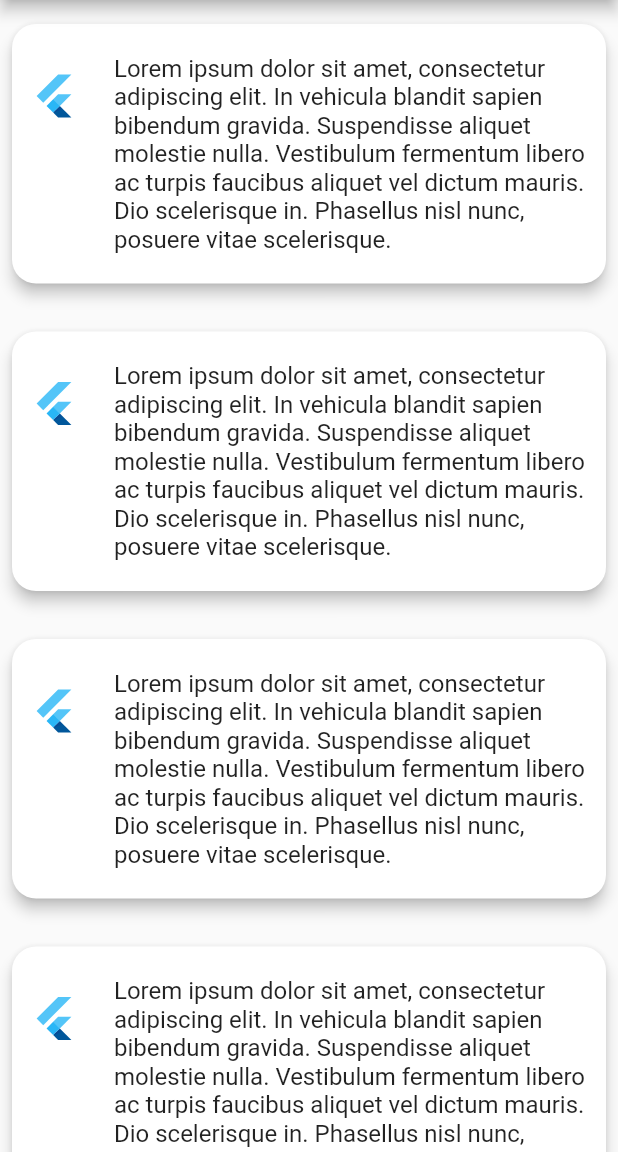
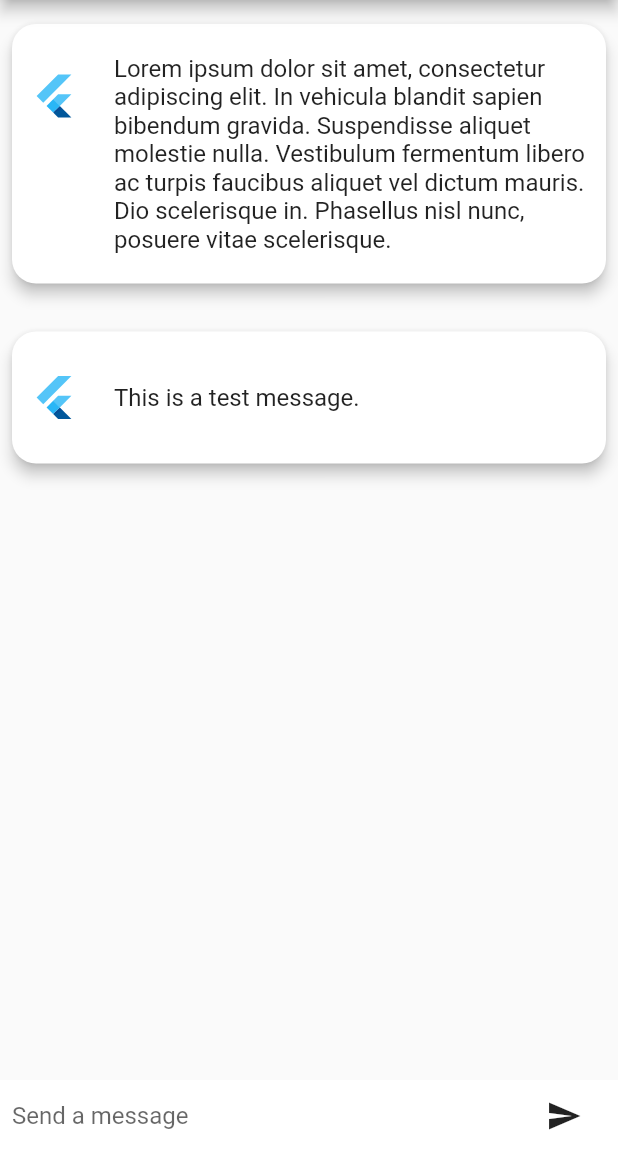
Before and after one commit to notCactus/your-thoughts, a Flutter app: the screen it shows after launch, on a phone screen of 412 x 824 dp, the part 84-1236 px from its top. Run offline on Flutter 3.47's test engine with Material 2 defaults, Android fonts, the phone set to English and light mode, and no system bars.

Commit message:
Add send message functionality

```diff
--- /dev/null
+++ b/lib/models/message.dart
@@ -0,0 +1,11 @@
+import 'package:flutter/foundation.dart';
+
+class Message {
+  final String message;
+  final String image;
+
+  Message({
+    @required this.message,
+    @required this.image,
+  });
+}
--- a/lib/screens/home.dart
+++ b/lib/screens/home.dart
@@ -1,22 +1,54 @@
 import 'package:flutter/material.dart';
 
 import '../widgets/message.dart';
+import '../models/message.dart' as msg;
+import '../widgets/send_message.dart';
 
-class Home extends StatelessWidget {
+class Home extends StatefulWidget {
+  @override
+  _HomeState createState() => _HomeState();
+}
+
+class _HomeState extends State<Home> {
+  List<msg.Message> _messages = [
+    msg.Message(
+        message:
+            'Lorem ipsum dolor sit amet, consectetur adipiscing elit. In vehicula blandit sapien bibendum gravida. Suspendisse aliquet molestie nulla. Vestibulum fermentum libero ac turpis faucibus aliquet vel dictum mauris. Dio scelerisque in. Phasellus nisl nunc, posuere vitae scelerisque.',
+        image: 'Image'),
+    msg.Message(
+      message: 'This is a test message.',
+      image: 'Image',
+    ),
+  ];
+
+  void addMessage(String text) {
+    if (text != '') {
+      setState(() {
+        _messages.add(
+          msg.Message(message: text, image: 'Image'),
+        );
+      });
+    }
+  }
+
   @override
   Widget build(BuildContext context) {
     return Scaffold(
       appBar: AppBar(
         title: Text('YourThoughts'),
       ),
-      body: ListView(children: <Widget>[
-        Message(),
-        Message(),
-        Message(),
-        Message(),
-        Message(),
-        Message(),
-      ]),
+      body: Container(
+        margin: EdgeInsets.only(bottom: 56),
+        child: ListView.builder(
+          itemCount: _messages.length,
+          itemBuilder: (context, i) => Message(
+            message: _messages[i].message,
+          ),
+        ),
+      ),
+      bottomSheet: SendMessage(
+        msgFunction: addMessage,
+      ),
     );
   }
 }
--- a/lib/widgets/message.dart
+++ b/lib/widgets/message.dart
@@ -1,6 +1,15 @@
 import 'package:flutter/material.dart';
 
 class Message extends StatelessWidget {
+  final String message;
+  final String image;
+
+  const Message({
+    Key key,
+    this.message,
+    this.image = 'Flutter Logo',
+  }) : super(key: key);
+
   @override
   Widget build(BuildContext context) {
     return Card(
@@ -8,14 +17,14 @@ class Message extends StatelessWidget {
       margin: const EdgeInsets.symmetric(horizontal: 8, vertical: 16),
       elevation: 4,
       child: ListTile(
-        contentPadding: const EdgeInsets.symmetric(horizontal: 12, vertical: 16),
+        contentPadding:
+            const EdgeInsets.symmetric(horizontal: 12, vertical: 16),
         leading: Container(
           child: FlutterLogo(
             size: 32,
           ),
         ),
-        title: Text(
-            'Lorem ipsum dolor sit amet, consectetur adipiscing elit. In vehicula blandit sapien bibendum gravida. Suspendisse aliquet molestie nulla. Vestibulum fermentum libero ac turpis faucibus aliquet vel dictum mauris. Dio scelerisque in. Phasellus nisl nunc, posuere vitae scelerisque.'),
+        title: Text(message),
       ),
     );
   }
--- a/lib/widgets/send_message.dart
+++ b/lib/widgets/send_message.dart
@@ -1,14 +1,17 @@
 import 'package:flutter/material.dart';
 
-class SendMessage extends StatefulWidget {
-  @override
-  _SendMessageState createState() => _SendMessageState();
-}
+class SendMessage extends StatelessWidget {
+  final Function msgFunction;
 
-class _SendMessageState extends State<SendMessage> {
+  SendMessage({
+    Key key,
+    this.msgFunction,
+  }) : super(key: key);
+
   final TextEditingController _textController = TextEditingController();
 
   void _handleSubmitted(String text) {
+    msgFunction(text);
     _textController.clear();
   }
 
@@ -22,7 +25,7 @@ class _SendMessageState extends State<SendMessage> {
           Flexible(
             child: TextField(
               controller: _textController,
-              onSubmitted: _handleSubmitted,
+              onSubmitted: (value) => _handleSubmitted(value),
               decoration: InputDecoration.collapsed(
                 hintText: 'Send a message',
               ),
```
